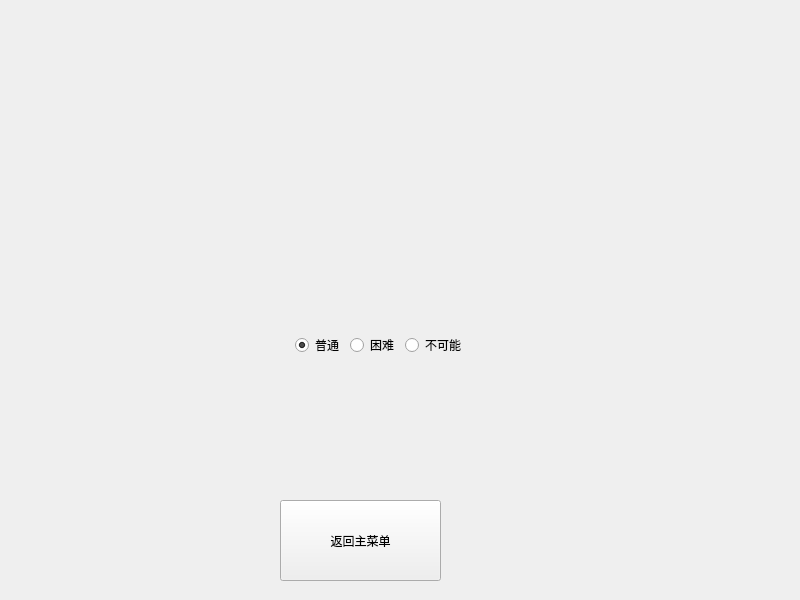
Before: the Qt Designer form code/window/configwindow.ui in YXHXianYu/2022-BJTU-DataStructure-FinalProject, drawn with Qt 5.
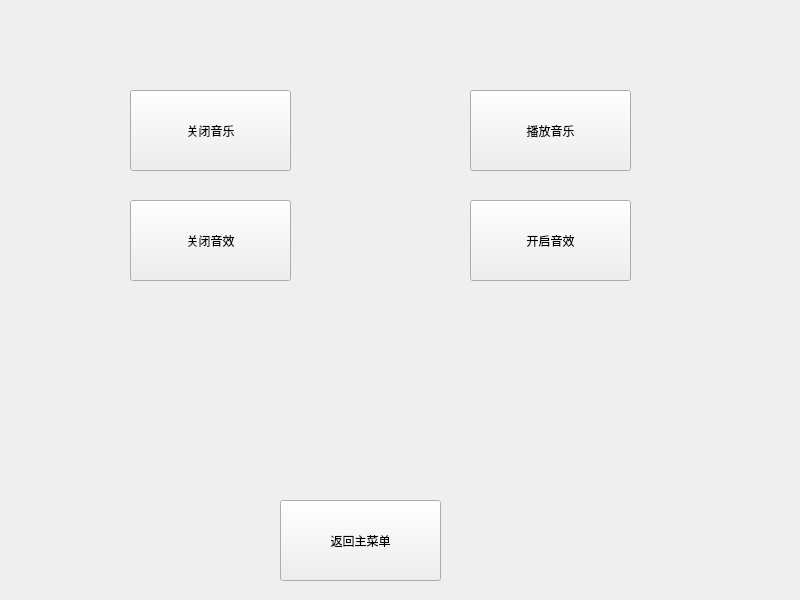
After: the same form once the commit is applied.

Commit message: fixed the bug of bgm and sounds

What changed in the file:
```diff
--- a/code/window/configwindow.ui
+++ b/code/window/configwindow.ui
@@ -27,70 +27,57 @@
      <string>返回主菜单</string>
     </property>
    </widget>
-   <widget class="QWidget" name="horizontalLayoutWidget">
+   <widget class="QPushButton" name="btn_stopMusic">
     <property name="geometry">
      <rect>
-      <x>240</x>
-      <y>320</y>
-      <width>281</width>
-      <height>51</height>
+      <x>130</x>
+      <y>90</y>
+      <width>161</width>
+      <height>81</height>
      </rect>
     </property>
-    <layout class="QHBoxLayout" name="DifficultyLayout">
-     <item>
-      <spacer name="horizontalSpacer">
-       <property name="orientation">
-        <enum>Qt::Horizontal</enum>
-       </property>
-       <property name="sizeHint" stdset="0">
-        <size>
-         <width>40</width>
-         <height>20</height>
-        </size>
-       </property>
-      </spacer>
-     </item>
-     <item>
-      <widget class="QRadioButton" name="rbtnEasy">
        <property name="text">
-        <string>普通</string>
-       </property>
-       <property name="checked">
-        <bool>true</bool>
-       </property>
-      </widget>
-     </item>
-     <item>
-      <widget class="QRadioButton" name="rbtnNormal">
+     <string>关闭音乐</string>
+    </property>
+   </widget>
+   <widget class="QPushButton" name="btn_playMusic">
+    <property name="geometry">
+     <rect>
+      <x>470</x>
+      <y>90</y>
+      <width>161</width>
+      <height>81</height>
+     </rect>
+    </property>
        <property name="text">
-        <string>困难</string>
-       </property>
-       <property name="checked">
-        <bool>false</bool>
-       </property>
-      </widget>
-     </item>
-     <item>
-      <widget class="QRadioButton" name="rbtnHard">
+     <string>播放音乐</string>
+    </property>
+   </widget>
+   <widget class="QPushButton" name="btn_stopSound">
+    <property name="geometry">
+     <rect>
+      <x>130</x>
+      <y>200</y>
+      <width>161</width>
+      <height>81</height>
+     </rect>
+    </property>
        <property name="text">
-        <string>不可能</string>
-       </property>
-      </widget>
-     </item>
-     <item>
-      <spacer name="horizontalSpacer_2">
-       <property name="orientation">
-        <enum>Qt::Horizontal</enum>
-       </property>
-       <property name="sizeHint" stdset="0">
-        <size>
-         <width>40</width>
-         <height>20</height>
-        </size>
-       </property>
-      </spacer>
-     </item>
-    </layout>
+     <string>关闭音效</string>
+    </property>
+   </widget>
+   <widget class="QPushButton" name="btn_openSound">
+    <property name="geometry">
+     <rect>
+      <x>470</x>
+      <y>200</y>
+      <width>161</width>
+      <height>81</height>
+     </rect>
+    </property>
+    <property name="text">
+     <string>开启音效</string>
+    </property>
    </widget>
   </widget>
  </widget>
```
Lines whose indentation alone changed are shown as unchanged. The commit also changes 8 other files.
